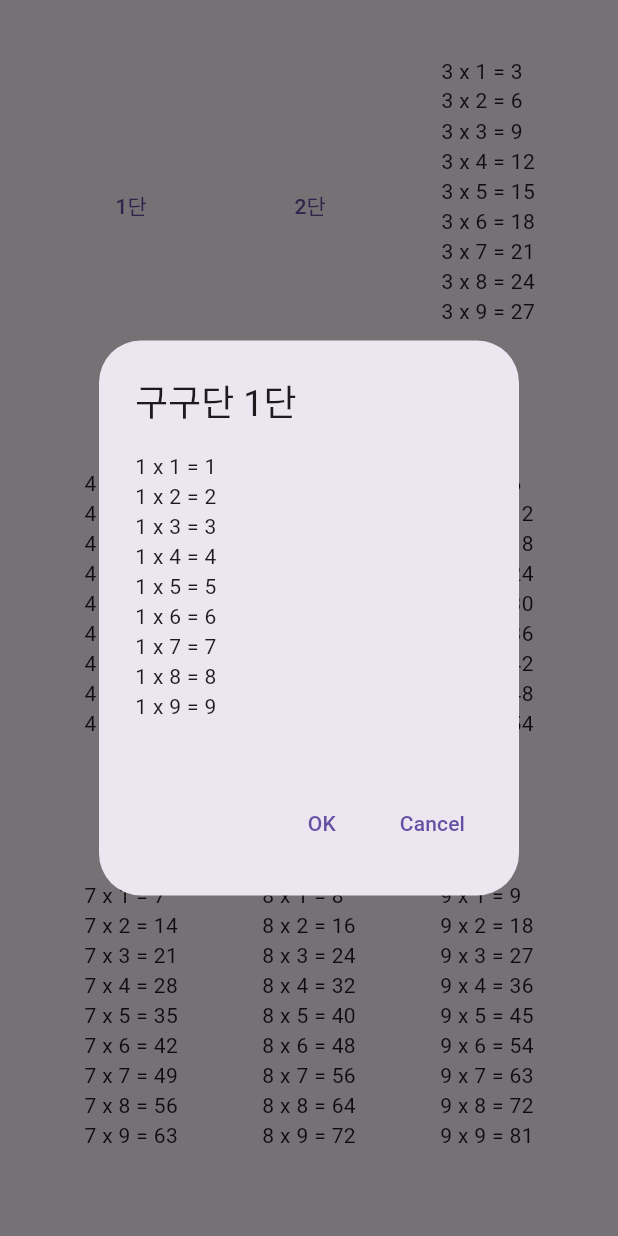
After one commit to yjaewon1022/flutter-counter, a Flutter app: the Gugudan screen opened directly, after a tap on "1단", on a phone screen of 412 x 824 dp. The commit adds this screen. Run offline on Flutter 3.47's test engine with Material 3 defaults, Android fonts, the phone set to English and light mode, and no system bars; network calls fail.

Commit message:
11일차 커밋1

```diff
--- /dev/null
+++ b/lib/gugudan.dart
@@ -0,0 +1,141 @@
+// 구구단 만들기
+
+// Material 이라고 부르는 안드로이드 운영체제 전용 그래픽 라이브러리
+import 'package:flutter/material.dart';
+// Apple 전용 그래픽 라이브러리 도 있음!
+// import 'package:flutter/cupertino.dart';
+
+void main() {
+  runApp(Gugudan());
+}
+
+class Gugudan extends StatelessWidget {
+  @override
+  Widget build(BuildContext context) {
+    // 구구단 변수생성
+    String gugudan1 = "";
+    String gugudan2 = "";
+    String gugudan3 = "";
+    String gugudan4 = "";
+    String gugudan5 = "";
+    String gugudan6 = "";
+    String gugudan7 = "";
+    String gugudan8 = "";
+    String gugudan9 = "";
+
+    String title1 = "구구단 1단";
+    String title2 = "구구단 2단";
+    String title3 = "구구단 3단";
+    String title4 = "구구단 4단";
+    String title5 = "구구단 5단";
+    String title6 = "구구단 6단";
+    String title7 = "구구단 7단";
+    String title8 = "구구단 8단";
+    String title9 = "구구단 9단";
+
+    // 1~9단 생성하기
+    for (var dan = 1; dan <= 9; dan++) {
+      for (var num = 1; num <= 9; num++) {
+        if (dan == 1) {
+          // 기존 문자열 + 새 문자열
+          // \n으로 줄바꿈
+          gugudan1 = gugudan1 + "$dan x $num = ${dan * num}\n";
+        } else if (dan == 2) {
+          gugudan2 = gugudan2 + "$dan x $num = ${dan * num}\n";
+        } else if (dan == 3) {
+          gugudan3 = gugudan3 + "$dan x $num = ${dan * num}\n";
+        } else if (dan == 4) {
+          gugudan4 = gugudan4 + "$dan x $num = ${dan * num}\n";
+        } else if (dan == 5) {
+          gugudan5 = gugudan5 + "$dan x $num = ${dan * num}\n";
+        } else if (dan == 6) {
+          gugudan6 = gugudan6 + "$dan x $num = ${dan * num}\n";
+        } else if (dan == 7) {
+          gugudan7 = gugudan7 + "$dan x $num = ${dan * num}\n";
+        } else if (dan == 8) {
+          gugudan8 = gugudan8 + "$dan x $num = ${dan * num}\n";
+        } else if (dan == 9) {
+          gugudan9 = gugudan9 + "$dan x $num = ${dan * num}\n";
+        }
+      }
+    }
+
+    return Scaffold(
+      body: Column(
+        mainAxisAlignment: MainAxisAlignment.spaceEvenly,
+        // childen 안에 문자열을 넣을려면 text 위젯을 사용한다
+        children: [
+          Expanded(
+            child: Row(
+              mainAxisAlignment: MainAxisAlignment.spaceEvenly,
+              children: [
+                TextButton(
+                  // style: TextButton.styleFrom(),
+                  onPressed: () {
+                    showAlertDialog(context, title1, gugudan1);
+                  },
+                  child: const Text('1단'),
+                ),
+                TextButton(
+                  onPressed: () {
+                    showAlertDialog(context, title2, gugudan2);
+                  },
+                  child: const Text('2단'),
+                ),
+                Text(gugudan3),
+              ],
+            ),
+          ),
+          Expanded(
+            child: Row(
+              mainAxisAlignment: MainAxisAlignment.spaceEvenly,
+              children: [Text(gugudan4), Text(gugudan5), Text(gugudan6)],
+            ),
+          ),
+          Expanded(
+            child: Row(
+              mainAxisAlignment: MainAxisAlignment.spaceEvenly,
+              children: [Text(gugudan7), Text(gugudan8), Text(gugudan9)],
+            ),
+          ),
+        ],
+      ),
+    );
+  }
+}
+
+// 함수에 있는 값 가져오기 ------------------------
+// 가져올 값 : name
+// 갖고 있는 함수 : void hello () {}
+// 쓰는 법 : void hello (String name) {}
+
+// alert 알림창
+void showAlertDialog(BuildContext context, String title, String gugudan) async {
+  // 사용자가 누른 결과를 result에 담을 것임
+  String result = await showDialog(
+    context: context,
+    barrierDismissible: false, //알림박스 밖을 눌렀을때 나가게 할것인지
+    builder: (BuildContext context) {
+      return AlertDialog(
+        title: Text(title), //알림제목
+        content: Text(gugudan), //알림내용
+        // actions 사용자 선택에 맞춰 반응할 메뉴
+        actions: <Widget>[
+          TextButton(
+            child: const Text('OK'), // 누를수 있는 텍스트 버튼
+            onPressed: () {
+              //Navigator.pop 특별한동작없음
+              Navigator.pop(context, "OK");
+            },
+          ),
+          TextButton(
+            child: const Text('Cancel'),
+            onPressed: () {
+              Navigator.pop(context, "Cancel");
+            },
+          ),
+        ],
+      );
+    },
+  );
+}
```
Also changed, not shown: lib/book.dart (+4 -8 lines), lib/guguda.dart (deleted, +0 -102 lines), lib/hello.dart (added, +55 -0 lines), lib/palette.dart (+55 -18 lines), lib/quiz.dart (+9 -3 lines), lib/star.dart (+4 -10 lines).
